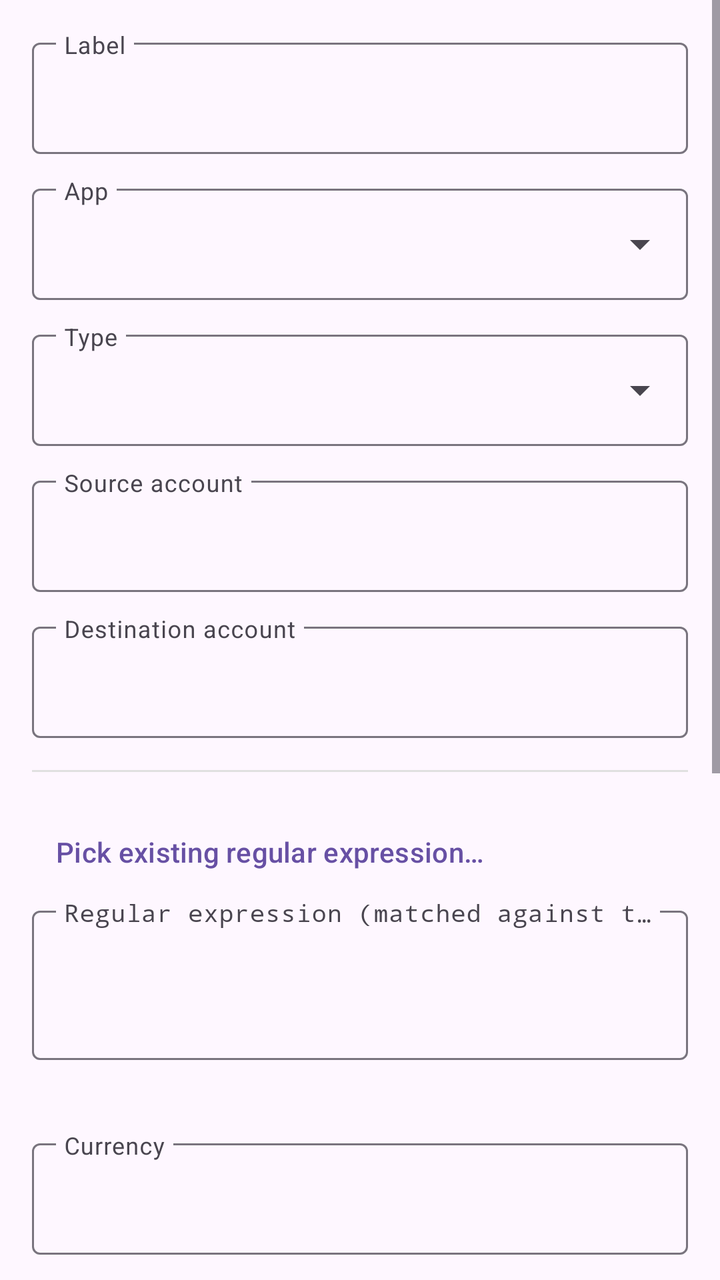
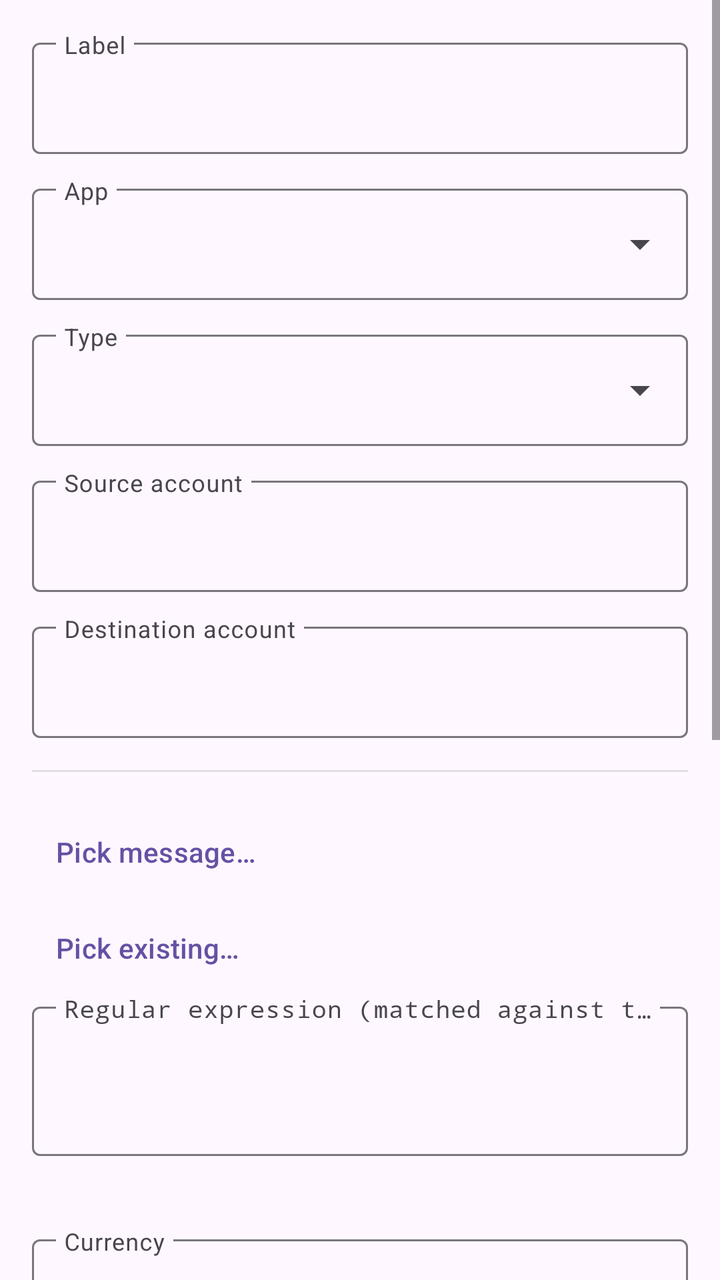

Before-and-after screenshots of an Android layout around one commit, followed by the original layout XML and the change that was made.
<!-- AndroidManifest.xml: application theme Theme.FfNotifyImporter -->
<!-- res/layout/fragment_rule_edit.xml -->
<?xml version="1.0" encoding="utf-8"?>
<ScrollView xmlns:android="http://schemas.android.com/apk/res/android"
    xmlns:app="http://schemas.android.com/apk/res-auto"
    android:layout_width="match_parent"
    android:layout_height="match_parent">

    <LinearLayout
        android:layout_width="match_parent"
        android:layout_height="wrap_content"
        android:orientation="vertical"
        android:padding="16dp">

        <com.google.android.material.textfield.TextInputLayout
            android:layout_width="match_parent"
            android:layout_height="wrap_content"
            android:layout_marginBottom="12dp"
            android:hint="@string/rule_field_label"
            app:expandedHintEnabled="false">

            <com.google.android.material.textfield.TextInputEditText
                android:id="@+id/labelInput"
                android:layout_width="match_parent"
                android:layout_height="wrap_content" />

        </com.google.android.material.textfield.TextInputLayout>

        <com.google.android.material.textfield.TextInputLayout
            android:layout_width="match_parent"
            android:layout_height="wrap_content"
            android:layout_marginBottom="12dp"
            android:hint="@string/rule_field_apps"
            app:expandedHintEnabled="false"
            style="@style/Widget.Material3.TextInputLayout.OutlinedBox.ExposedDropdownMenu">

            <com.google.android.material.textfield.MaterialAutoCompleteTextView
                android:id="@+id/appInput"
                android:layout_width="match_parent"
                android:layout_height="wrap_content"
                android:inputType="none" />

        </com.google.android.material.textfield.TextInputLayout>

        <com.google.android.material.textfield.TextInputLayout
            android:layout_width="match_parent"
            android:layout_height="wrap_content"
            android:layout_marginBottom="12dp"
            android:hint="@string/rule_field_kind"
            app:expandedHintEnabled="false"
            style="@style/Widget.Material3.TextInputLayout.OutlinedBox.ExposedDropdownMenu">

            <com.google.android.material.textfield.MaterialAutoCompleteTextView
                android:id="@+id/kindInput"
                android:layout_width="match_parent"
                android:layout_height="wrap_content"
                android:inputType="none" />

        </com.google.android.material.textfield.TextInputLayout>

        <com.google.android.material.textfield.TextInputLayout
            android:layout_width="match_parent"
            android:layout_height="wrap_content"
            android:layout_marginBottom="12dp"
            android:hint="@string/rule_field_source_account"
            app:expandedHintEnabled="false">

            <com.google.android.material.textfield.TextInputEditText
                android:id="@+id/sourceAccountInput"
                android:layout_width="match_parent"
                android:layout_height="wrap_content" />

        </com.google.android.material.textfield.TextInputLayout>

        <com.google.android.material.textfield.TextInputLayout
            android:layout_width="match_parent"
            android:layout_height="wrap_content"
            android:layout_marginBottom="16dp"
            android:hint="@string/rule_field_destination_account"
            app:expandedHintEnabled="false">

            <com.google.android.material.textfield.TextInputEditText
                android:id="@+id/destinationAccountInput"
                android:layout_width="match_parent"
                android:layout_height="wrap_content" />

        </com.google.android.material.textfield.TextInputLayout>

        <View
            android:layout_width="match_parent"
            android:layout_height="1dp"
            android:layout_marginBottom="16dp"
            android:background="#E0E0E0" />

        <Button
            android:id="@+id/pickPatternButton"
            style="?attr/borderlessButtonStyle"
            android:layout_width="match_parent"
            android:layout_height="wrap_content"
            android:gravity="start|center_vertical"
            android:text="@string/rule_pick_existing_pattern" />

        <com.google.android.material.textfield.TextInputLayout
            android:layout_width="match_parent"
            android:layout_height="wrap_content"
            android:layout_marginBottom="4dp"
            android:hint="@string/rule_field_pattern"
            app:expandedHintEnabled="false">

            <com.google.android.material.textfield.TextInputEditText
                android:id="@+id/patternInput"
                android:layout_width="match_parent"
                android:layout_height="wrap_content"
                android:fontFamily="monospace"
                android:gravity="top"
                android:inputType="textMultiLine"
                android:minLines="2" />

        </com.google.android.material.textfield.TextInputLayout>

        <TextView
            android:id="@+id/availableMacrosText"
            android:layout_width="match_parent"
            android:layout_height="wrap_content"
            android:layout_marginBottom="16dp"
            android:textColor="#888888"
            android:textSize="12sp" />

        <com.google.android.material.textfield.TextInputLayout
            android:layout_width="match_parent"
            android:layout_height="wrap_content"
            android:layout_marginBottom="12dp"
            android:hint="@string/rule_field_home_currency"
            app:expandedHintEnabled="false">

            <com.google.android.material.textfield.TextInputEditText
                android:id="@+id/homeCurrencyInput"
                android:layout_width="match_parent"
                android:layout_height="wrap_content" />

        </com.google.android.material.textfield.TextInputLayout>

        <com.google.android.material.textfield.TextInputLayout
            android:layout_width="match_parent"
            android:layout_height="wrap_content"
            android:layout_marginBottom="12dp"
            android:hint="@string/rule_field_description_template"
            app:expandedHintEnabled="false">

            <com.google.android.material.textfield.TextInputEditText
                android:id="@+id/descriptionTemplateInput"
                android:layout_width="match_parent"
                android:layout_height="wrap_content" />

        </com.google.android.material.textfield.TextInputLayout>

        <com.google.android.material.textfield.TextInputLayout
            android:layout_width="match_parent"
            android:layout_height="wrap_content"
            android:layout_marginBottom="12dp"
            android:hint="@string/rule_field_notes_template"
            app:expandedHintEnabled="false">

            <com.google.android.material.textfield.TextInputEditText
                android:id="@+id/notesTemplateInput"
                android:layout_width="match_parent"
                android:layout_height="wrap_content" />

        </com.google.android.material.textfield.TextInputLayout>

        <com.google.android.material.textfield.TextInputLayout
            android:layout_width="match_parent"
            android:layout_height="wrap_content"
            android:layout_marginBottom="12dp"
            android:hint="@string/rule_field_category_template"
            app:expandedHintEnabled="false">

            <com.google.android.material.textfield.TextInputEditText
                android:id="@+id/categoryTemplateInput"
                android:layout_width="match_parent"
                android:layout_height="wrap_content" />

        </com.google.android.material.textfield.TextInputLayout>

        <com.google.android.material.textfield.TextInputLayout
            android:layout_width="match_parent"
            android:layout_height="wrap_content"
            android:layout_marginBottom="12dp"
            android:hint="@string/rule_field_tags_template"
            app:expandedHintEnabled="false">

            <com.google.android.material.textfield.TextInputEditText
                android:id="@+id/tagsTemplateInput"
                android:layout_width="match_parent"
                android:layout_height="wrap_content" />

        </com.google.android.material.textfield.TextInputLayout>

        <com.google.android.material.switchmaterial.SwitchMaterial
            android:id="@+id/enabledSwitch"
            android:layout_width="match_parent"
            android:layout_height="wrap_content"
            android:layout_marginBottom="16dp"
            android:checked="true"
            android:text="@string/rule_field_enabled" />

        <LinearLayout
            android:layout_width="match_parent"
            android:layout_height="wrap_content"
            android:orientation="horizontal">

            <Button
                android:id="@+id/deleteRuleButton"
                style="?attr/borderlessButtonStyle"
                android:layout_width="wrap_content"
                android:layout_height="wrap_content"
                android:text="@string/action_delete"
                android:visibility="gone" />

            <View
                android:layout_width="0dp"
                android:layout_height="1dp"
                android:layout_weight="1" />

            <Button
                android:id="@+id/saveRuleButton"
                android:layout_width="wrap_content"
                android:layout_height="wrap_content"
                android:text="@string/action_save" />

        </LinearLayout>

    </LinearLayout>

</ScrollView>
<!-- resources referenced by this layout -->
<resources>
  <string name="action_delete">Delete</string>
  <string name="action_save">Save</string>
  <string name="rule_field_apps">App</string>
  <string name="rule_field_category_template">Category template</string>
  <string name="rule_field_description_template">Description template</string>
  <string name="rule_field_destination_account">Destination account</string>
  <string name="rule_field_enabled">Enabled</string>
  <string name="rule_field_home_currency">Currency</string>
  <string name="rule_field_kind">Type</string>
  <string name="rule_field_label">Label</string>
  <string name="rule_field_notes_template">Notes template</string>
  <string name="rule_field_pattern">Regular expression (matched against title + text)</string>
  <string name="rule_field_source_account">Source account</string>
  <string name="rule_field_tags_template">Tags template (comma-separated)</string>
  <string name="rule_pick_existing_pattern">Pick existing regular expression…</string>
  <style name="Theme.FfNotifyImporter" parent="Theme.Material3.DayNight.NoActionBar" />
</resources>

<!-- the commit's change to res/layout/fragment_rule_edit.xml (unified diff, before → after) -->
@@ -91,6 +91,14 @@
             android:background="#E0E0E0" />
 
         <Button
+            android:id="@+id/pickMessageButton"
+            style="?attr/borderlessButtonStyle"
+            android:layout_width="match_parent"
+            android:layout_height="wrap_content"
+            android:gravity="start|center_vertical"
+            android:text="@string/rule_pick_message" />
+
+        <Button
             android:id="@+id/pickPatternButton"
             style="?attr/borderlessButtonStyle"
             android:layout_width="match_parent"
<!-- resource entries referenced after the edit -->
@@ -14,7 +14,8 @@
   <string name="rule_field_pattern">Regular expression (matched against title + text)</string>
   <string name="rule_field_source_account">Source account</string>
   <string name="rule_field_tags_template">Tags template (comma-separated)</string>
-  <string name="rule_pick_existing_pattern">Pick existing regular expression…</string>
+  <string name="rule_pick_existing_pattern">Pick existing…</string>
+  <string name="rule_pick_message">Pick message…</string>
   <style name="Theme.FfNotifyImporter" parent="Theme.Material3.DayNight.NoActionBar" />
 </resources>
 
